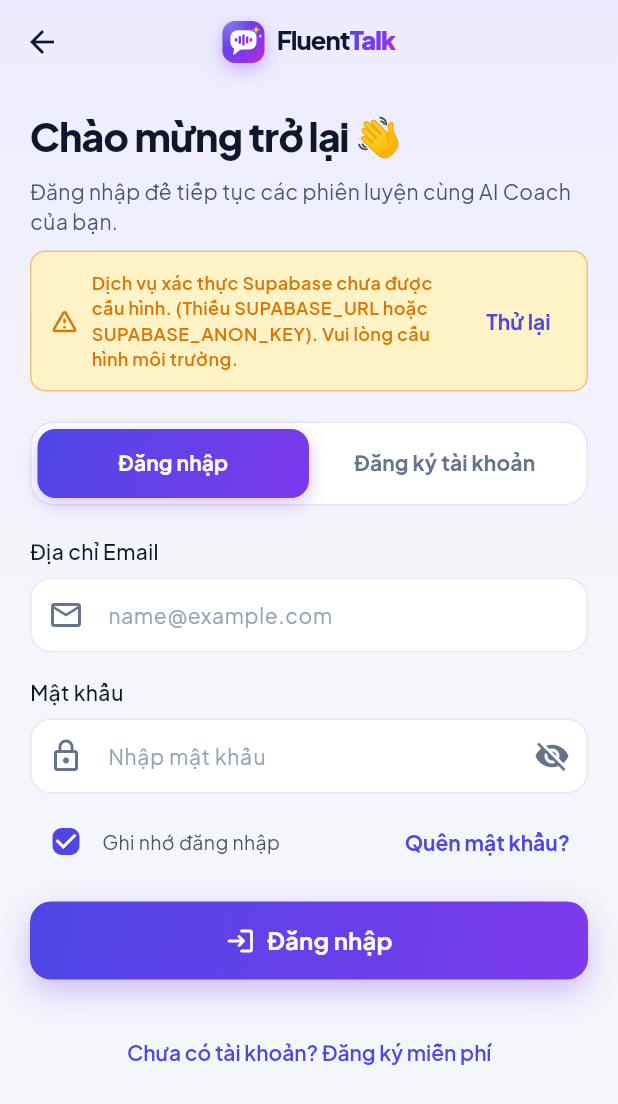
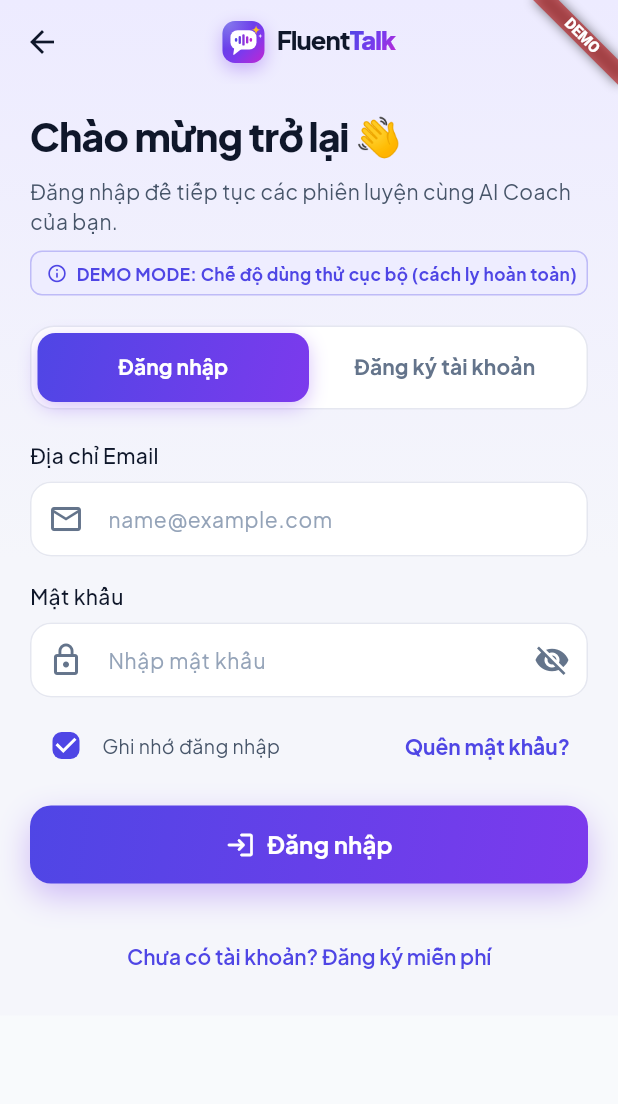
Before and after one commit to HipTran24/fluentTalk-mobile-app, a Flutter app: the screen it shows after launch, after a tap on "Đăng nhập", on a phone screen of 412 x 824 dp. Shown: the top 1104 px of the screen. Run offline on Flutter 3.47's test engine with Material 3 defaults, Android fonts, the phone set to English and light mode, and no system bars; our stand-ins replace dio, flutter_riverpod, go_router, google_fonts, shared_preferences, supabase_flutter; accounts and stored records are empty.

Commit message:
feat(router): configure fail-closed auth route guards and main application entrypoint

```diff
--- a/lib/app/router/app_router.dart
+++ b/lib/app/router/app_router.dart
@@ -1,7 +1,11 @@
 import 'package:flutter/material.dart';
+import 'package:flutter_riverpod/flutter_riverpod.dart';
 import 'package:go_router/go_router.dart';
 import '../../features/admin/presentation/admin_screen.dart';
+import '../../features/auth/domain/auth_state.dart';
 import '../../features/auth/presentation/auth_screen.dart';
+import '../../features/auth/presentation/learning_unavailable_screen.dart';
+import '../../features/auth/presentation/controllers/auth_controller.dart';
 import '../../features/auth/presentation/splash_screen.dart';
 import '../../features/auth/presentation/welcome_screen.dart';
 import '../../features/coach/presentation/coach_screen.dart';
@@ -23,14 +27,97 @@ import '../../features/scenarios/presentation/scenario_catalog_screen.dart';
 import '../../features/scenarios/presentation/scenario_detail_screen.dart';
 import 'app_shell.dart';
 
-final GlobalKey<NavigatorState> _rootNavigatorKey = GlobalKey<NavigatorState>(debugLabel: 'root');
+final appRouterProvider = Provider<GoRouter>((ref) {
+  final refresh = ValueNotifier<int>(0);
+  final router = _createRouter(
+    () => ref.read(authControllerProvider),
+    refreshListenable: refresh,
+  );
+  ref.listen<AuthState>(authControllerProvider, (_, __) => refresh.value++);
+  ref.onDispose(() {
+    router.dispose();
+    refresh.dispose();
+  });
+  return router;
+});
+
+GoRouter get appRouter => _createRouter(() => const AuthState());
 
 /// GoRouter Configuration for FluentTalk Mobile App
 /// Compliant with ESP-PLAN-001 Appendix B2 (Sitemap / 5-Tab Navigation)
-final GoRouter appRouter = GoRouter(
-  navigatorKey: _rootNavigatorKey,
+/// Guaranteed role-based access for /admin and auth guards for protected screens
+GoRouter _createRouter(AuthState Function() readAuth,
+        {Listenable? refreshListenable}) =>
+    GoRouter(
+      navigatorKey: GlobalKey<NavigatorState>(debugLabel: 'root'),
+      refreshListenable: refreshListenable,
       initialLocation: '/splash',
+      redirect: (context, state) {
+        final authState = readAuth();
+        final loc = state.matchedLocation;
+        final status = authState.status;
+        final isAuth = status == AuthStatus.authenticated;
+        final needsOnboarding = status == AuthStatus.needsOnboarding;
+        final isAdmin = authState.isAdmin;
+
+        final isSplash = loc == '/splash';
+        final isWelcome = loc == '/welcome';
+        final isAuthScreen = loc == '/auth';
+        final isOnboarding = loc.startsWith('/onboarding');
+        final isAdminScreen = loc == '/admin';
+        final isPublicCatalog = loc == '/practice/scenarios' ||
+            RegExp(r'^/practice/scenario/[^/]+$').hasMatch(loc);
+
+        // ADR-010: active catalog metadata is public. Its repository uses
+        // unauthenticated HTTP; session/AI routes below remain protected.
+        if (isPublicCatalog) return null;
+
+        // 1. Initial state -> go to splash
+        if (status == AuthStatus.initial || status == AuthStatus.loading) {
+          if (isSplash || isWelcome || isAuthScreen) return null;
+          if (isOnboarding && authState.user != null) return null;
+          return '/splash';
+        }
+
+        // ESP-S4..S7 are not implemented yet. Real identities must not be shown
+        // synthetic conversations, assessments, progress or privacy operations.
+        if (!authState.isDemo && (isAuth || needsOnboarding)) {
+          return loc == '/unavailable' ? null : '/unavailable';
+        }
+
+        // 2. Unauthenticated, error, or unconfigured
+        if (status == AuthStatus.unauthenticated ||
+            status == AuthStatus.unconfigured ||
+            status == AuthStatus.error) {
+          if (isSplash || isWelcome || isAuthScreen) return null;
+          return '/welcome';
+        }
+
+        // 3. Needs onboarding
+        if (needsOnboarding) {
+          if (isOnboarding) return null;
+          return '/onboarding/goal';
+        }
+
+        // 4. Authenticated
+        if (isAuth) {
+          if (isAdminScreen) {
+            if (!isAdmin) return '/home';
+            return null;
+          }
+          if (isSplash || isWelcome || isAuthScreen) {
+            return '/home';
+          }
+          return null;
+        }
+
+        return null;
+      },
       routes: [
+        GoRoute(
+          path: '/unavailable',
+          builder: (context, state) => const LearningUnavailableScreen(),
+        ),
         // Auth & Onboarding Flow (Top-Level)
         GoRoute(
           path: '/splash',
--- a/lib/main.dart
+++ b/lib/main.dart
@@ -1,25 +1,58 @@
 import 'package:flutter/material.dart';
 import 'package:flutter_riverpod/flutter_riverpod.dart';
+import 'package:supabase_flutter/supabase_flutter.dart';
 import 'app/router/app_router.dart';
+import 'core/config/app_config.dart';
 import 'core/theme/app_theme.dart';
 import 'core/widgets/responsive_content_wrapper.dart';
+import 'features/auth/presentation/controllers/auth_controller.dart';
 
-void main() {
+Future<void> main() async {
   WidgetsFlutterBinding.ensureInitialized();
+  var config = AppConfig.fromEnvironment();
+  if (!config.hasAuth && !config.demoMode) {
+    config = AppConfig(
+      apiBaseUrl: config.apiBaseUrl,
+      supabaseUrl: config.supabaseUrl,
+      supabaseAnonKey: config.supabaseAnonKey,
+      demoMode: true,
+      allowInsecureLocalhost: true,
+    );
+  }
+
+  String? supabaseInitError;
+  if (config.hasAuth) {
+    try {
+      await Supabase.initialize(
+        url: config.supabaseUrl,
+        anonKey: config.supabaseAnonKey,
+      );
+    } catch (_) {
+      supabaseInitError =
+          'Không thể khởi tạo dịch vụ xác thực Supabase. Vui lòng kiểm tra lại cấu hình hoặc kết nối mạng.';
+    }
+  }
+
   runApp(
-    const ProviderScope(
-      child: FluentTalkApp(),
+    ProviderScope(
+      overrides: [
+        appConfigProvider.overrideWithValue(config),
+        supabaseInitErrorProvider.overrideWithValue(supabaseInitError),
+      ],
+      child: const FluentTalkApp(),
     ),
   );
 }
 
 /// Root Application Widget
 /// Compliant with ESP-PLAN-001 Foundation
-class FluentTalkApp extends StatelessWidget {
+class FluentTalkApp extends ConsumerWidget {
   const FluentTalkApp({super.key});
 
   @override
-  Widget build(BuildContext context) {
+  Widget build(BuildContext context, WidgetRef ref) {
+    final router = ref.watch(appRouterProvider);
+    final demoMode = ref.watch(appConfigProvider).demoMode;
     return MaterialApp.router(
       title: 'FluentTalk AI',
       debugShowCheckedModeBanner: false,
@@ -27,12 +60,22 @@ class FluentTalkApp extends StatelessWidget {
       darkTheme: AppTheme.darkTheme,
       // Screens are designed around light-mode tokens; force light for a consistent look.
       themeMode: ThemeMode.light,
-      routerConfig: appRouter,
+      routerConfig: router,
       builder: (context, child) {
         if (child == null) return const SizedBox.shrink();
         return ResponsiveContentWrapper(
           backgroundColor: const Color(0xFF0F172A),
-          child: child,
+          child: demoMode
+              ? Semantics(
+                  container: true,
+                  label: 'Chế độ demo, dữ liệu minh họa',
+                  child: Banner(
+                    message: 'DEMO',
+                    location: BannerLocation.topEnd,
+                    child: child,
+                  ),
+                )
+              : child,
         );
       },
     );
```
Lines whose indentation alone changed are shown as unchanged.
